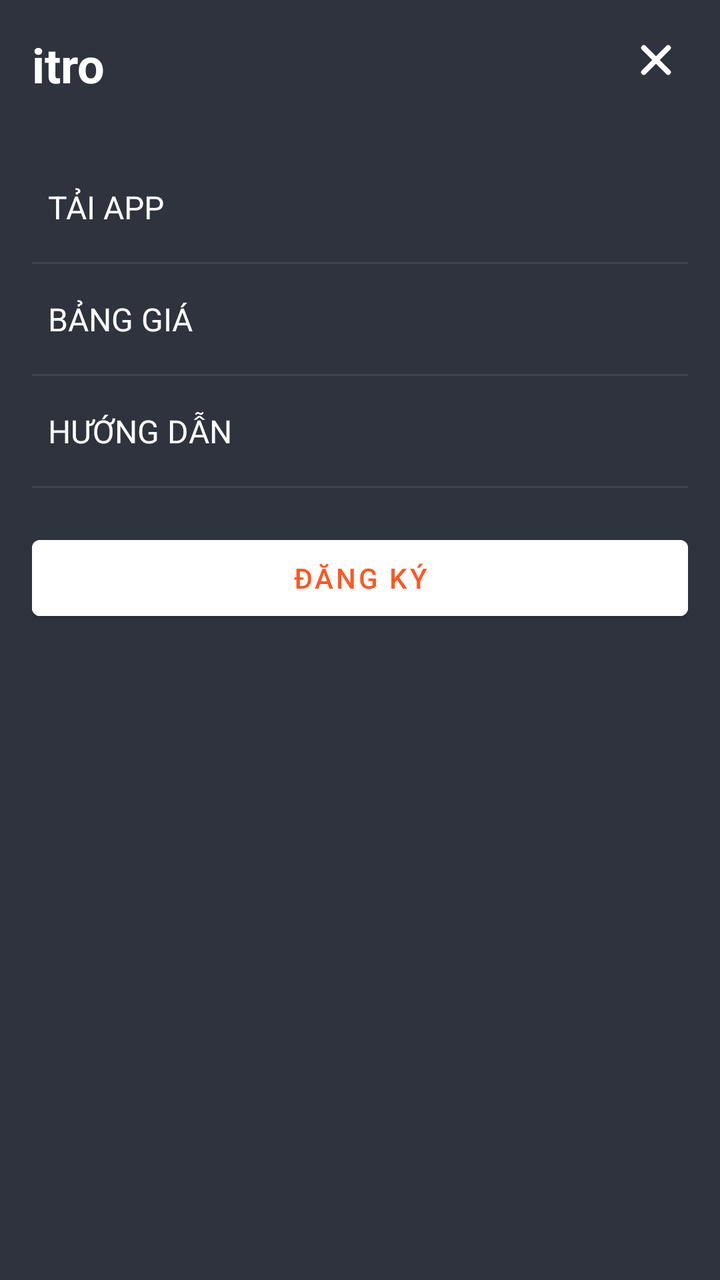
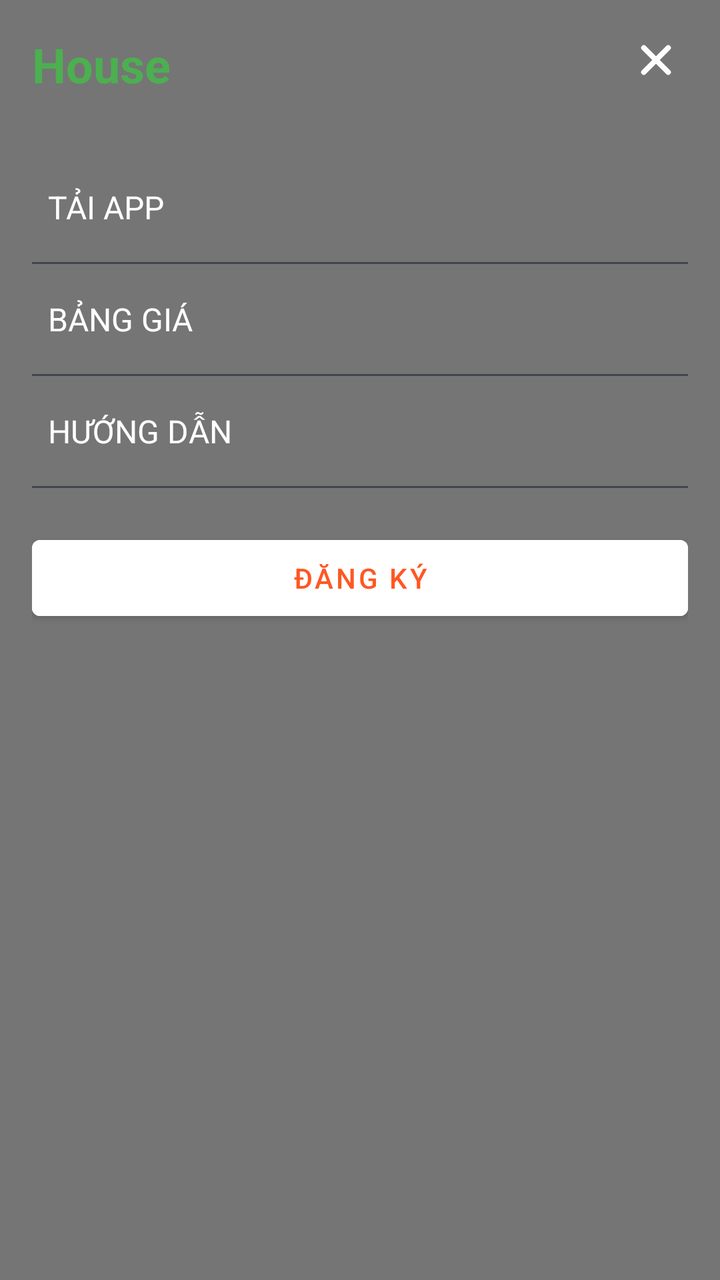

An Android layout rendered at two revisions. The XML below is the earlier revision; the diff shows what the commit changed to produce the second picture.
<!-- AndroidManifest.xml: application theme Theme.DACS3 -->
<!-- res/layout/layout_menu.xml -->
<?xml version="1.0" encoding="utf-8"?>
<LinearLayout xmlns:android="http://schemas.android.com/apk/res/android"
    xmlns:app="http://schemas.android.com/apk/res-auto"
    android:layout_width="match_parent"
    android:layout_height="match_parent"
    android:background="#2E333D"
    android:orientation="vertical">

    <RelativeLayout
        android:layout_width="match_parent"
        android:layout_height="60dp"
        android:padding="16.dp">

        <TextView
            android:layout_width="wrap_content"
            android:layout_height="wrap_content"
            android:text="itro"
            android:textColor="#FFFFFF"
            android:textSize="24sp"
            android:textStyle="bold" />

        <ImageView
            android:id="@+id/ivCloseMenu"
            android:layout_width="32dp"
            android:layout_height="32dp"
            android:layout_alignParentEnd="true"
            android:src="@drawable/close"
            app:tint="#FFFFFF" />
    </RelativeLayout>

    <LinearLayout
        android:layout_width="match_parent"
        android:layout_height="wrap_content"
        android:orientation="vertical"
        android:padding="16.dp">

        <TextView
            android:id="@+id/menuTaiApp"
            style="@style/MenuItemStyle"
            android:text="TẢI APP" />

        <View style="@style/DividerStyle" />

        <TextView
            android:id="@+id/menuBangGia"
            style="@style/MenuItemStyle"
            android:text="BẢNG GIÁ" />

        <View style="@style/DividerStyle" />

        <TextView
            android:id="@+id/menuHuongDan"
            style="@style/MenuItemStyle"
            android:text="HƯỚNG DẪN" />

        <View style="@style/DividerStyle" />

        <Button
            android:layout_width="match_parent"
            android:layout_height="50dp"
            android:layout_marginTop="20.dp"
            android:backgroundTint="#FFFFFF"
            android:text="ĐĂNG KÝ"
            android:textColor="#FF5722"
            app:cornerRadius="4.dp" />
    </LinearLayout>
</LinearLayout>
<!-- resources referenced by this layout -->
<resources>
  <!-- drawable close (drawable) -->
  <vector xmlns:android="http://schemas.android.com/apk/res/android"
      android:width="512dp"
      android:height="512dp"
      android:viewportWidth="512"
      android:viewportHeight="512">
    <path
        android:fillColor="#FF000000"
        android:pathData="M289.94,256l95,-95A24,24 0,0 0,351 127l-95,95 -95,-95a24,24 0,0 0,-34 34l95,95 -95,95a24,24 0,1 0,34 34l95,-95 95,95a24,24 0,0 0,34 -34z"/>
  </vector>
  <style name="DividerStyle">
          <item name="android:layout_width">match_parent</item>
          <item name="android:layout_height">1dp</item>
          <item name="android:background">#40454E</item> </style>
  <style name="MenuItemStyle">
          <item name="android:layout_width">match_parent</item>
          <item name="android:layout_height">55dp</item>
          <item name="android:textColor">#FFFFFF</item>
          <item name="android:gravity">center_vertical</item>
          <item name="android:textSize">16sp</item>
          <item name="android:paddingStart">8dp</item>
          <item name="android:textStyle">normal</item>
          <item name="android:clickable">true</item>
          <item name="android:focusable">true</item>
          <item name="android:background">?attr/selectableItemBackground</item>
      </style>
  <style name="Theme.DACS3" parent="Theme.MaterialComponents.Light.NoActionBar">
          ...
      </style>
</resources>

<!-- the commit's change to res/layout/layout_menu.xml (unified diff, before → after) -->
@@ -3,7 +3,7 @@
     xmlns:app="http://schemas.android.com/apk/res-auto"
     android:layout_width="match_parent"
     android:layout_height="match_parent"
-    android:background="#2E333D"
+    android:background="@color/text_grey"
     android:orientation="vertical">
 
     <RelativeLayout
@@ -14,8 +14,8 @@
         <TextView
             android:layout_width="wrap_content"
             android:layout_height="wrap_content"
-            android:text="itro"
-            android:textColor="#FFFFFF"
+            android:text="House"
+            android:textColor="@color/itro_green"
             android:textSize="24sp"
             android:textStyle="bold" />
 
<!-- resource entries referenced after the edit -->
@@ -1,5 +1,7 @@
 <!-- resources referenced by this layout -->
 <resources>
+  <color name="itro_green">#4CAF50</color>
+  <color name="text_grey">#757575</color>
   <!-- drawable close (drawable) -->
   <vector xmlns:android="http://schemas.android.com/apk/res/android"
       android:width="512dp"
